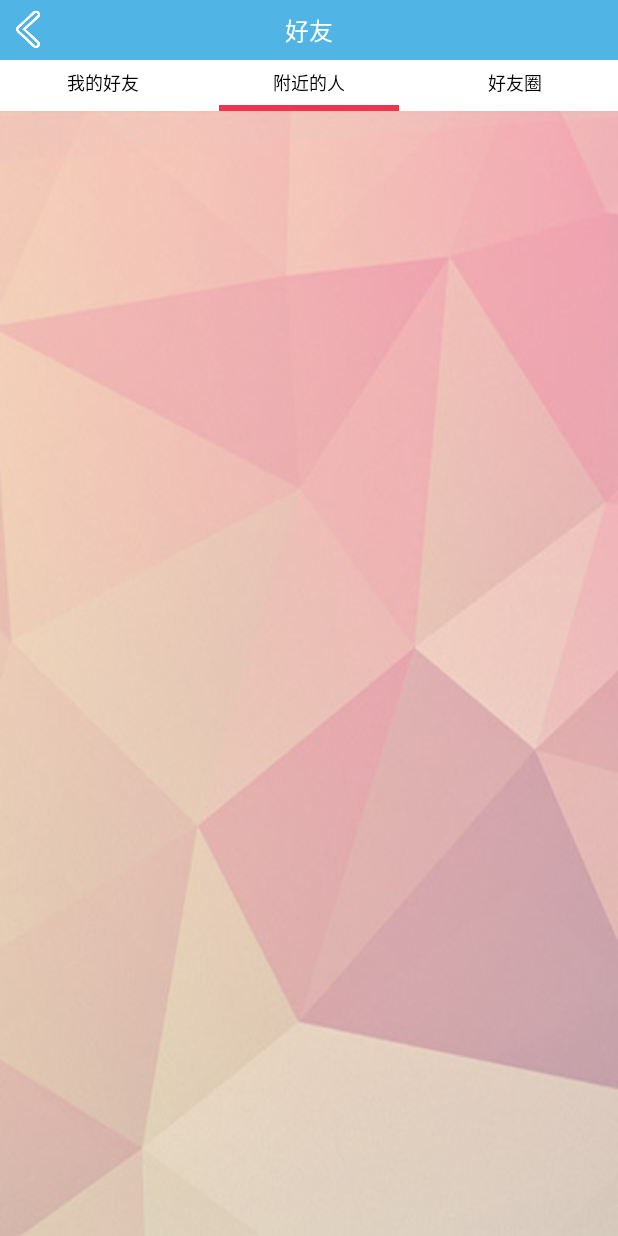
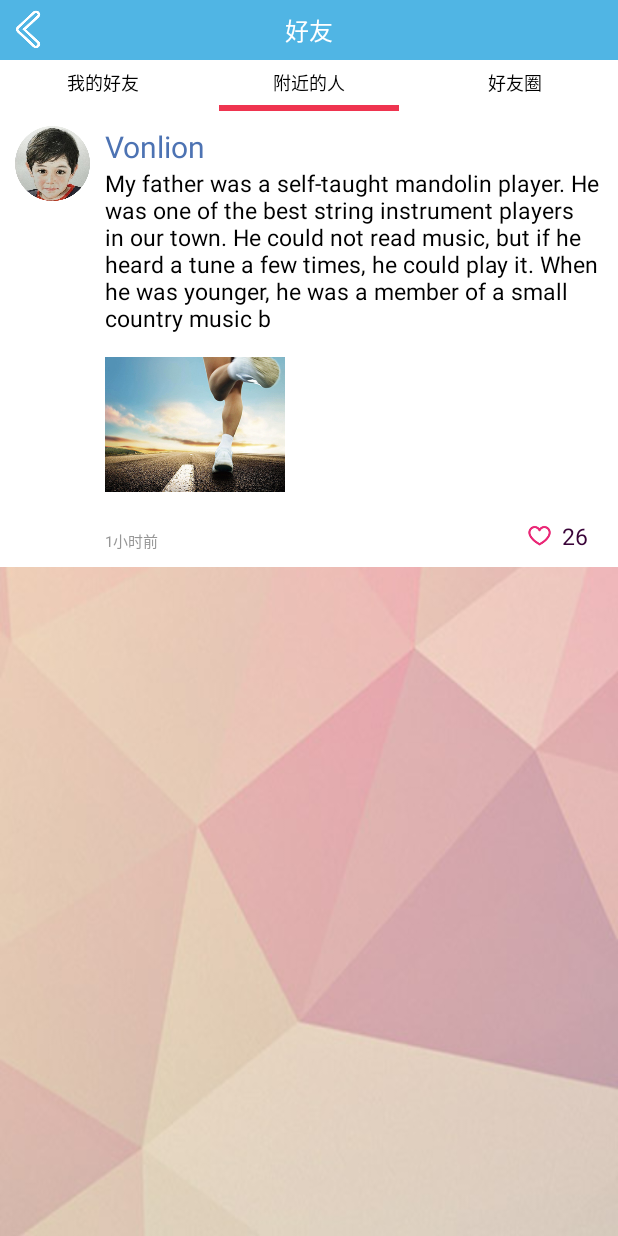
Before and after one commit to weeway/wooker2nd, an Android app: the Friends screen opened directly, with no data from a screen before it, after a tap on "好友圈", on a phone screen of 412 x 824 dp. Run offline under Robolectric (Android 15) with nearby library versions, the phone set to English and light mode, and no system bars; 2 other taps on this screen came first.

Commit message:
增加了朋友圈

```diff
--- a/app/src/main/res/layout/circle.xml
+++ b/app/src/main/res/layout/circle.xml
@@ -4,4 +4,95 @@
     android:layout_height="match_parent"
     android:background="#00d9d9d9">
 
+    <RelativeLayout
+        android:layout_width="match_parent"
+        android:layout_height="wrap_content"
+        android:background="#ffffff"
+        android:padding="10dp">
+        <LinearLayout
+            android:layout_width="60dp"
+            android:layout_height="wrap_content"
+            android:orientation="horizontal"
+            android:id="@+id/linearLayout8">
+        <ImageView
+            android:layout_width="50dp"
+            android:layout_height="50dp"
+            android:src="@drawable/head_portrait" />
+        </LinearLayout>
+
+
+            <TextView
+                android:layout_width="wrap_content"
+                android:layout_height="wrap_content"
+                android:text="@string/name"
+                android:textColor="#4d73b3"
+                android:textSize="20dp"
+                android:layout_alignParentTop="true"
+                android:layout_toRightOf="@+id/linearLayout8"
+                android:layout_toEndOf="@+id/linearLayout8"
+                android:id="@+id/textView10" />
+
+        <TextView
+            android:layout_width="wrap_content"
+            android:layout_height="wrap_content"
+            android:text="@string/article"
+            android:textColor="#000000"
+            android:textSize="15dp"
+            android:layout_below="@+id/textView10"
+            android:layout_toRightOf="@+id/linearLayout8"
+            android:layout_toEndOf="@+id/linearLayout8"
+            android:id="@+id/textView11" />
+
+        <ImageView
+            android:layout_width="120dp"
+            android:layout_height="120dp"
+            android:src="@drawable/rm_bg3"
+            android:layout_gravity="center_horizontal"
+            android:layout_below="@+id/textView11"
+            android:layout_marginLeft="60dp"
+            android:id="@+id/textView12" />
+
+        <TextView
+            android:layout_width="wrap_content"
+            android:layout_height="wrap_content"
+            android:text="@string/current_time"
+            android:textColor="#969696"
+            android:textSize="10dp"
+            android:layout_below="@+id/textView12"
+            android:layout_toRightOf="@+id/linearLayout8"
+            android:layout_toEndOf="@+id/linearLayout8"
+            android:layout_marginTop="10dp"
+            android:id="@+id/textView13" />
+
+        <LinearLayout
+            android:layout_width="wrap_content"
+            android:layout_height="wrap_content"
+            android:layout_alignBottom="@+id/textView13"
+            android:layout_alignRight="@+id/textView11"
+            android:layout_alignEnd="@+id/textView11"
+            android:id="@+id/relativeLayout2"
+            android:orientation="horizontal"
+            android:layout_marginRight="10dp">
+            <ImageView
+                android:layout_width="15dp"
+                android:layout_height="15dp"
+                android:src="@drawable/follow"
+                android:layout_gravity="center_vertical"/>
+
+            <TextView
+            android:layout_width="wrap_content"
+            android:layout_height="wrap_content"
+            android:text="@string/thumbs_up"
+            android:textColor="#390338"
+            android:textSize="15dp"
+            android:layout_gravity="center_vertical"
+            android:layout_marginLeft="7dp"/>
+        </LinearLayout>
+
+
+
+    </RelativeLayout>
+
+
+
 </LinearLayout>
--- a/app/src/main/res/values/strings.xml
+++ b/app/src/main/res/values/strings.xml
@@ -29,4 +29,7 @@
     <string name="location">福建 福州</string>
     <string name="adress">金都上品1-1-1</string>
     <string name="mark">Time is life</string>
+    <string name="thumbs_up">26</string>
+    <string name="current_time">1小时前</string>
+    <string name="article">My father was a self-taught mandolin player. He was one of the best string instrument players in our town. He could not read music, but if he heard a tune a few times, he could play it. When he was younger, he was a member of a small country music b</string>
 </resources>
```
Also changed, not shown: app/src/main/res/layout/friendsitem2.xml (added, +97 -0 lines), app/src/main/res/drawable/right.png (added).
